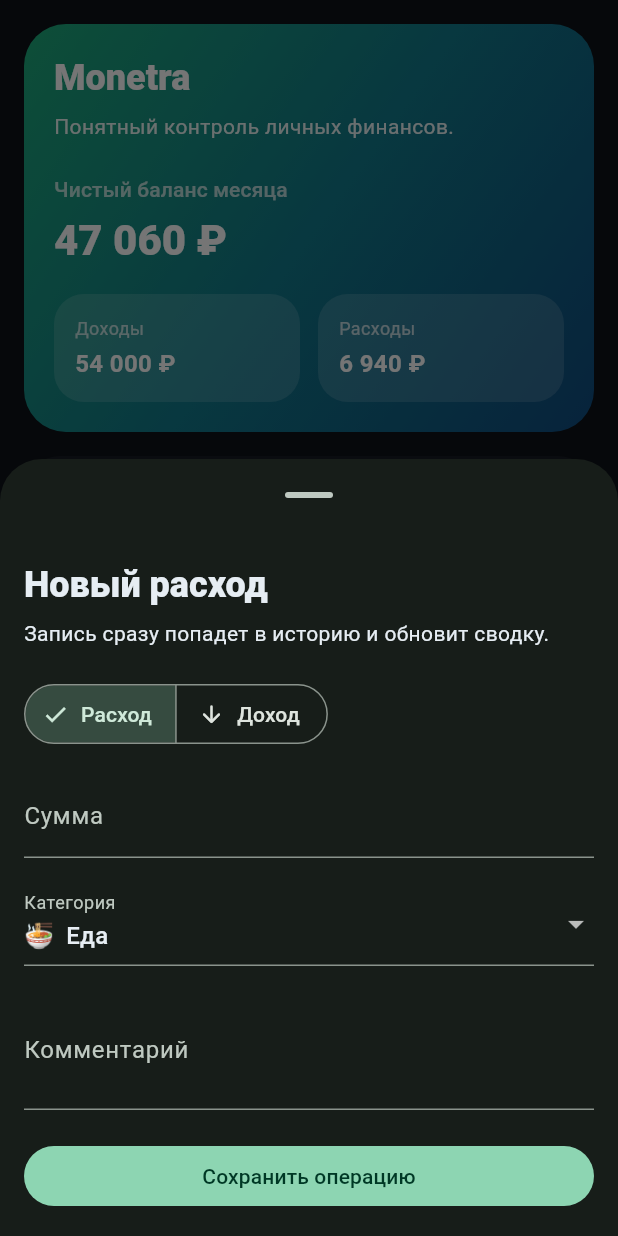
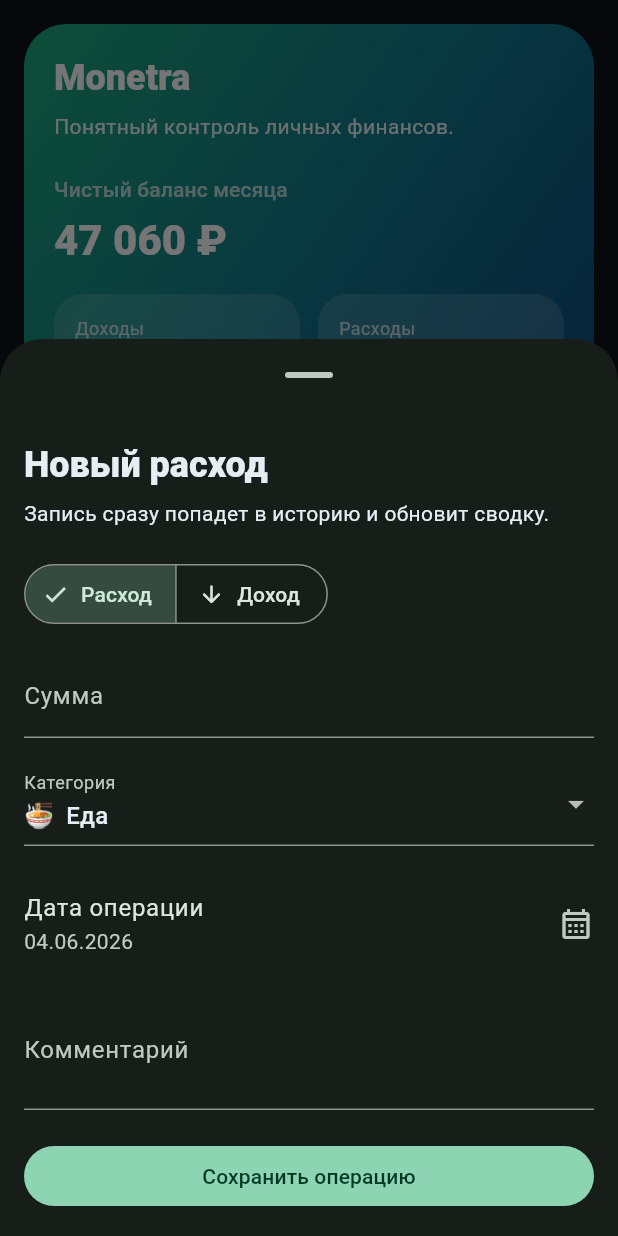
Before and after one commit to mukhacheva01/monetra, a Flutter app: the screen it shows after launch, after a tap on "Добавить", on a phone screen of 412 x 824 dp. Run offline on Flutter 3.47's test engine with Material 3 defaults, Android fonts, the phone set to English and light mode, and no system bars; our stand-ins replace flutter_riverpod; missing offline and left inert: sqlite3.

Commit message:
feat: add transaction dates and month insights

```diff
--- /dev/null
+++ b/lib/core/formatters/date_formatter.dart
@@ -0,0 +1,26 @@
+class DateFormatter {
+  static String short(DateTime value) {
+    final day = value.day.toString().padLeft(2, '0');
+    final month = value.month.toString().padLeft(2, '0');
+    return '$day.$month.${value.year}';
+  }
+
+  static String monthLabel(DateTime value) {
+    const months = [
+      'январь',
+      'февраль',
+      'март',
+      'апрель',
+      'май',
+      'июнь',
+      'июль',
+      'август',
+      'сентябрь',
+      'октябрь',
+      'ноябрь',
+      'декабрь',
+    ];
+
+    return '${months[value.month - 1]} ${value.year}';
+  }
+}
--- a/lib/features/analytics/presentation/analytics_screen.dart
+++ b/lib/features/analytics/presentation/analytics_screen.dart
@@ -5,6 +5,7 @@
 import '../../budgets/application/budgets_controller.dart';
 import '../../budgets/domain/budget_summary.dart';
 import '../../transactions/application/transactions_controller.dart';
+import '../../transactions/domain/transaction_entry.dart';
 
 class AnalyticsScreen extends ConsumerWidget {
   const AnalyticsScreen({super.key});
@@ -15,6 +16,21 @@
     final totalExpenses = ref.watch(totalExpensesProvider);
     final totalIncome = ref.watch(totalIncomeProvider);
     final uncategorizedSpend = ref.watch(uncategorizedMonthlySpendProvider);
+    final transactions = ref.watch(transactionsProvider);
+
+    final now = DateTime.now();
+    final thisMonthExpenses = _sumExpensesForMonth(
+      transactions: transactions,
+      year: now.year,
+      month: now.month,
+    );
+    final previousMonth = DateTime(now.year, now.month - 1);
+    final previousMonthExpenses = _sumExpensesForMonth(
+      transactions: transactions,
+      year: previousMonth.year,
+      month: previousMonth.month,
+    );
+    final delta = thisMonthExpenses - previousMonthExpenses;
 
     return SafeArea(
       child: ListView(
@@ -38,6 +54,28 @@
                     value: '${totalExpenses.round()} ₽',
                     tone: const Color(0xFFFF8A65),
                   ),
+                ),
+              ],
+            ),
+          ),
+          const SizedBox(height: 16),
+          SectionCard(
+            title: 'Сравнение месяцев',
+            child: Column(
+              crossAxisAlignment: CrossAxisAlignment.start,
+              children: [
+                _SignalLine(
+                  label: 'Текущий месяц',
+                  value: '${thisMonthExpenses.round()} ₽',
+                ),
+                _SignalLine(
+                  label: 'Прошлый месяц',
+                  value: '${previousMonthExpenses.round()} ₽',
+                ),
+                _SignalLine(
+                  label: 'Разница',
+                  value:
+                      '${delta >= 0 ? '+' : ''}${delta.round()} ₽',
                 ),
               ],
             ),
@@ -71,6 +109,18 @@
         ],
       ),
     );
+  }
+
+  double _sumExpensesForMonth({
+    required List<TransactionEntry> transactions,
+    required int year,
+    required int month,
+  }) {
+    return transactions.where((entry) {
+      return entry.isExpense &&
+          entry.createdAt.year == year &&
+          entry.createdAt.month == month;
+    }).fold<double>(0, (sum, entry) => sum + entry.amount);
   }
 }
 
--- a/lib/features/transactions/application/transactions_controller.dart
+++ b/lib/features/transactions/application/transactions_controller.dart
@@ -106,13 +106,14 @@
     required String categoryId,
     required String note,
     required TransactionType type,
+    DateTime? createdAt,
   }) async {
     final entry = TransactionEntry(
       id: 'tx_${DateTime.now().microsecondsSinceEpoch}',
       amount: amount,
       type: type,
       categoryId: categoryId,
-      createdAt: DateTime.now(),
+      createdAt: createdAt ?? DateTime.now(),
       note: note.isEmpty ? null : note,
     );
 
@@ -125,10 +126,12 @@
     required String categoryId,
     required String note,
     required TransactionType type,
+    DateTime? createdAt,
   }) async {
     final updated = original.copyWith(
       amount: amount,
       categoryId: categoryId,
+      createdAt: createdAt ?? original.createdAt,
       note: note.isEmpty ? null : note,
       type: type,
     );
--- a/lib/features/transactions/presentation/transactions_screen.dart
+++ b/lib/features/transactions/presentation/transactions_screen.dart
@@ -1,12 +1,13 @@
 import 'package:flutter/material.dart';
 import 'package:flutter_riverpod/flutter_riverpod.dart';
 
+import '../../../core/formatters/date_formatter.dart';
 import '../../../core/formatters/money_formatter.dart';
+import '../../../shared/widgets/section_card.dart';
 import '../../categories/domain/category_item.dart';
 import '../application/transactions_controller.dart';
 import '../domain/transaction_entry.dart';
 import 'widgets/transaction_form_sheet.dart';
-import '../../../shared/widgets/section_card.dart';
 
 enum TransactionTypeFilter {
   all,
@@ -212,8 +213,8 @@
           entry.createdAt.year == now.year && entry.createdAt.month == now.month,
       };
 
-      final categoryMatches = _categoryFilter == 'all' ||
-          entry.categoryId == _categoryFilter;
+      final categoryMatches =
+          _categoryFilter == 'all' || entry.categoryId == _categoryFilter;
 
       return typeMatches && periodMatches && categoryMatches;
     }).toList(growable: false);
@@ -367,7 +368,14 @@
         child: Text(category.emoji),
       ),
       title: Text(category.name),
-      subtitle: Text(entry.note ?? 'Без заметки'),
+      subtitle: Column(
+        crossAxisAlignment: CrossAxisAlignment.start,
+        children: [
+          Text(entry.note ?? 'Без заметки'),
+          const SizedBox(height: 2),
+          Text(DateFormatter.short(entry.createdAt)),
+        ],
+      ),
       trailing: Row(
         mainAxisSize: MainAxisSize.min,
         children: [
--- a/lib/features/transactions/presentation/widgets/transaction_form_sheet.dart
+++ b/lib/features/transactions/presentation/widgets/transaction_form_sheet.dart
@@ -1,6 +1,7 @@
 import 'package:flutter/material.dart';
 import 'package:flutter_riverpod/flutter_riverpod.dart';
 
+import '../../../../core/formatters/date_formatter.dart';
 import '../../../../features/categories/domain/category_item.dart';
 import '../../application/transactions_controller.dart';
 import '../../domain/transaction_entry.dart';
@@ -28,12 +29,14 @@
   final _noteController = TextEditingController();
   String? _selectedCategoryId;
   late TransactionType _selectedType;
+  late DateTime _selectedDate;
   bool _isSubmitting = false;
 
   @override
   void initState() {
     super.initState();
     _selectedType = widget.entry?.type ?? widget.initialType;
+    _selectedDate = widget.entry?.createdAt ?? DateTime.now();
     _amountController.text = widget.entry?.amount.toStringAsFixed(0) ?? '';
     _noteController.text = widget.entry?.note ?? '';
     _selectedCategoryId = widget.entry?.categoryId;
@@ -155,6 +158,14 @@
                 },
               ),
               const SizedBox(height: 16),
+              ListTile(
+                contentPadding: EdgeInsets.zero,
+                title: const Text('Дата операции'),
+                subtitle: Text(DateFormatter.short(_selectedDate)),
+                trailing: const Icon(Icons.calendar_month_outlined),
+                onTap: _pickDate,
+              ),
+              const SizedBox(height: 8),
               TextFormField(
                 controller: _noteController,
                 decoration: const InputDecoration(
@@ -184,6 +195,27 @@
     );
   }
 
+  Future<void> _pickDate() async {
+    final picked = await showDatePicker(
+      context: context,
+      initialDate: _selectedDate,
+      firstDate: DateTime(2020),
+      lastDate: DateTime(2035),
+    );
+
+    if (picked != null) {
+      setState(() {
+        _selectedDate = DateTime(
+          picked.year,
+          picked.month,
+          picked.day,
+          _selectedDate.hour,
+          _selectedDate.minute,
+        );
+      });
+    }
+  }
+
   Future<void> _submit() async {
     if (!_formKey.currentState!.validate() || _selectedCategoryId == null) {
       return;
@@ -205,6 +237,7 @@
         categoryId: _selectedCategoryId!,
         note: _noteController.text.trim(),
         type: _selectedType,
+        createdAt: _selectedDate,
       );
     } else {
       await controller.updateTransaction(
@@ -213,6 +246,7 @@
         categoryId: _selectedCategoryId!,
         note: _noteController.text.trim(),
         type: _selectedType,
+        createdAt: _selectedDate,
       );
     }
 
```
